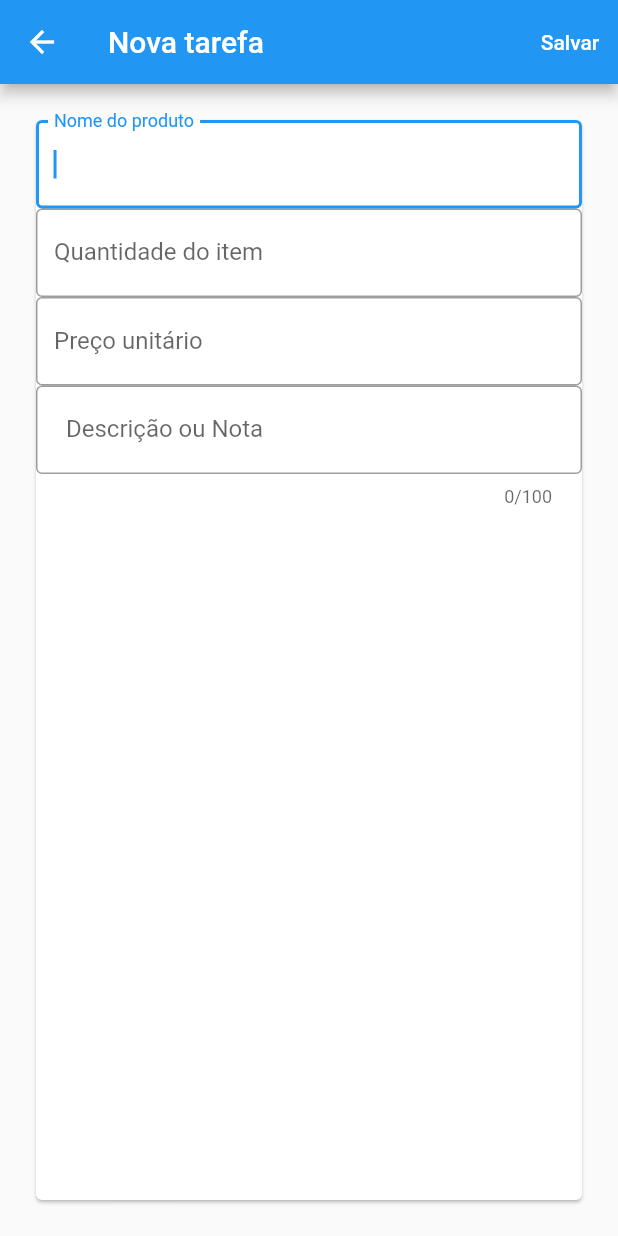
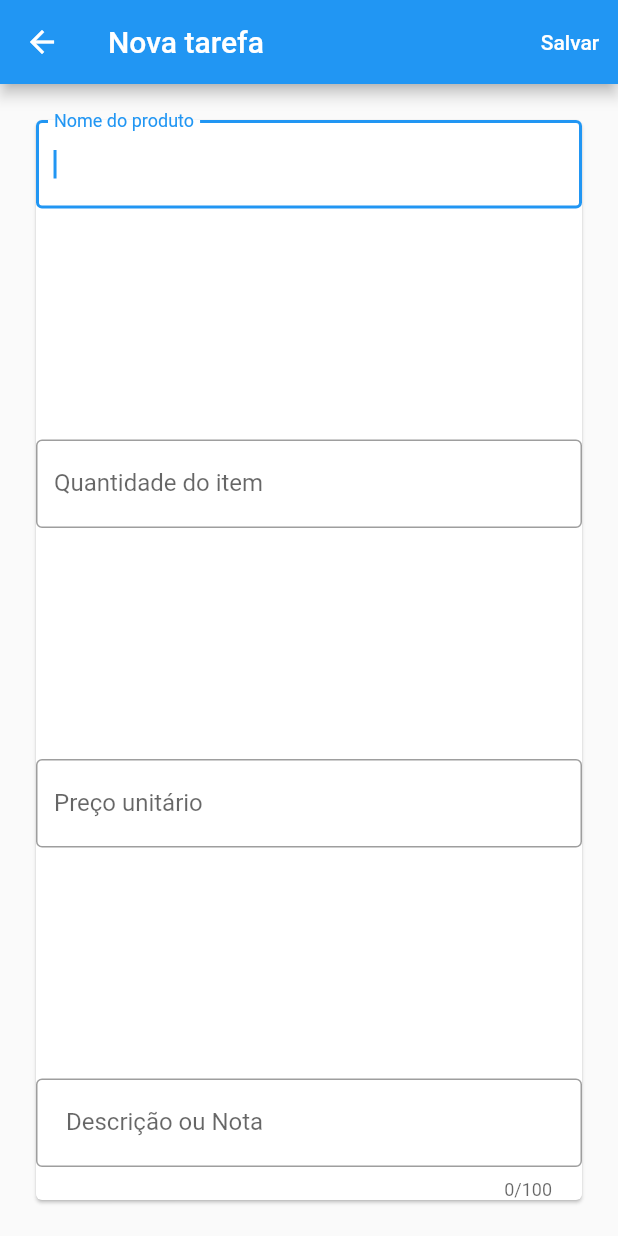
Before and after one commit to WillianLiduenha/listinha, a Flutter app: the NovaPage screen opened by its route, on a phone screen of 412 x 824 dp. Run offline on Flutter 3.47's test engine with Material 2 defaults, Android fonts, the phone set to English and light mode, and no system bars; missing offline and left inert: dart:html.

Commit message:
ajustes finais

```diff
--- a/lib/views/nova.page.dart
+++ b/lib/views/nova.page.dart
@@ -40,7 +40,9 @@ class NovaPage extends StatelessWidget {
         child: Form(
           key: _formKey,
           child: Card(
-            child: Column(children: [
+            child: Column(
+                mainAxisAlignment: MainAxisAlignment.spaceBetween,
+                children: [
                   TextFormField(
                     autofocus: true,
                     decoration: InputDecoration(
```
Also changed, not shown: lib/views/lista.page.dart (+5 -2 lines), pubspec.lock. Lines whose indentation alone changed are shown as unchanged.
